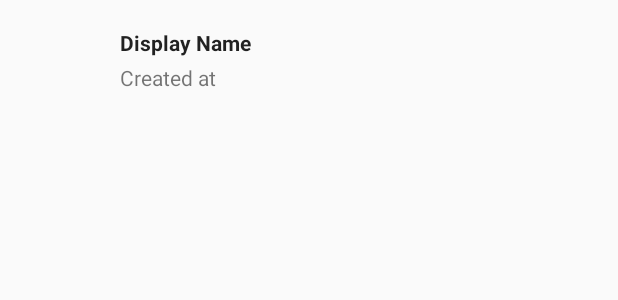
After one commit to azaar/Yora, an Android app: the layout list_item_contact_request.xml on its own in the app's theme, with its tools: preview values and no code run, on a phone screen of 412 x 824 dp. The commit adds this screen. Shown: the top 300 px of the screen. Run offline under Robolectric (Android 15) with nearby library versions, the phone set to English and light mode, and no system bars.

Commit message:
app 029 - pending contact requests

```diff
--- a/app/build.gradle
+++ b/app/build.gradle
@@ -38,4 +38,5 @@ dependencies {
     testCompile 'junit:junit:4.12'
     compile 'com.soundcloud.android:android-crop:0.9.10@aar'
     compile 'com.squareup:otto:1.3.8'
+    compile 'com.squareup.picasso:picasso:2.5.2'
 }
--- /dev/null
+++ b/app/src/main/res/layout/list_item_contact_request.xml
@@ -0,0 +1,46 @@
+<?xml version="1.0" encoding="utf-8"?>
+<RelativeLayout
+    xmlns:android="http://schemas.android.com/apk/res/android"
+    android:layout_width="match_parent"
+    android:layout_height="wrap_content"
+    android:padding="8dp"
+    >
+
+    <ImageView
+        android:id="@+id/list_item_contact_request_avatar"
+        android:layout_width="64dp"
+        android:layout_height="64dp"
+        />
+
+    <LinearLayout
+        android:layout_width="match_parent"
+        android:layout_height="wrap_content"
+        android:layout_toEndOf="@id/list_item_contact_request_avatar"
+        android:layout_alignTop="@id/list_item_contact_request_avatar"
+        android:layout_alignBottom="@id/list_item_contact_request_avatar"
+        android:layout_marginStart="8dp"
+        android:orientation="vertical"
+        android:gravity="center_vertical"
+        >
+
+        <TextView
+            android:id="@+id/list_item_contact_request_displayName"
+            android:layout_width="wrap_content"
+            android:layout_height="wrap_content"
+            android:layout_marginBottom="4dp"
+            android:text="Display Name"
+            android:textSize="14sp"
+            android:textStyle="bold"
+            android:textColor="@color/colorBlackTransparent"
+            />
+
+        <TextView
+            android:id="@+id/list_item_contact_request_createdAt"
+            android:layout_width="wrap_content"
+            android:layout_height="wrap_content"
+            android:text="Created at"
+            />
+
+    </LinearLayout>
+
+</RelativeLayout>
--- a/app/src/main/res/values/colors.xml
+++ b/app/src/main/res/values/colors.xml
@@ -18,6 +18,7 @@
     <color name="colorCyan">#00BCD4</color>
     <color name="contacts_pending_contact_requests">#607D8B</color>
     <color name="contacts_contacts">#00BCD4</color>
+    <color name="contact_requests_progressFrame">#CFD9DC</color>
 
 
 </resources>
```
Also changed, not shown: app/src/main/java/com/example/max/yora/fragments/PendingContactRequestsFragment.java (+36 -0 lines), app/src/main/java/com/example/max/yora/views/ContactRequestsAdapter.java (added, +69 -0 lines), app/src/main/res/layout/fragment_pending_contact_requests.xml (+26 -5 lines).
